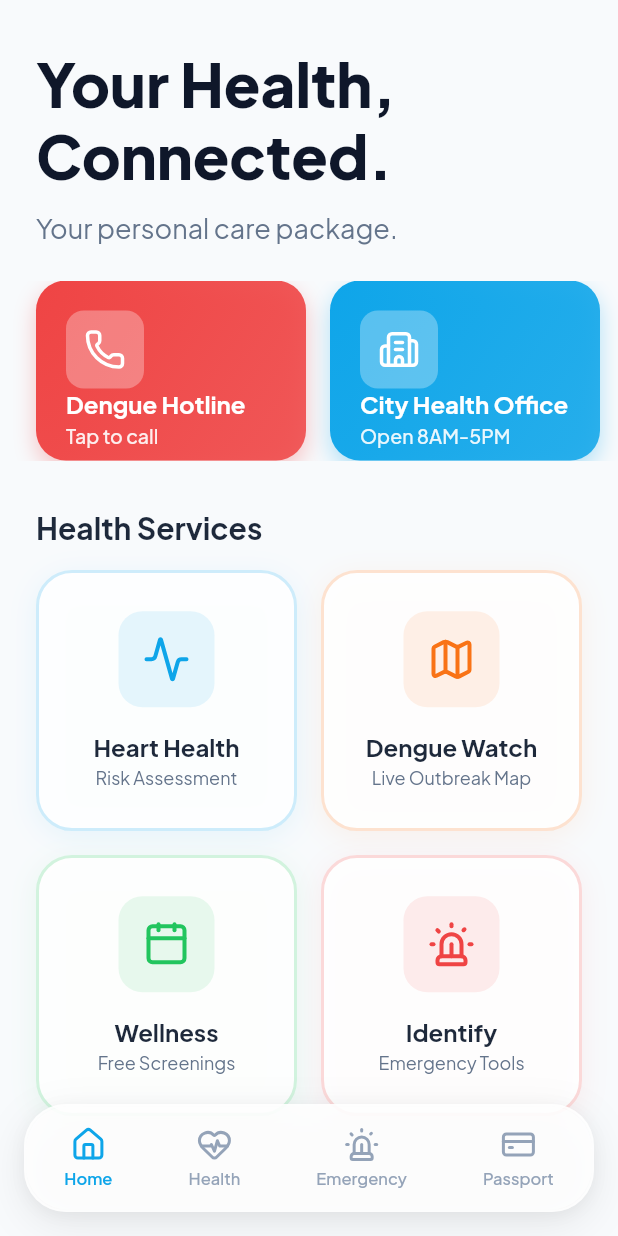
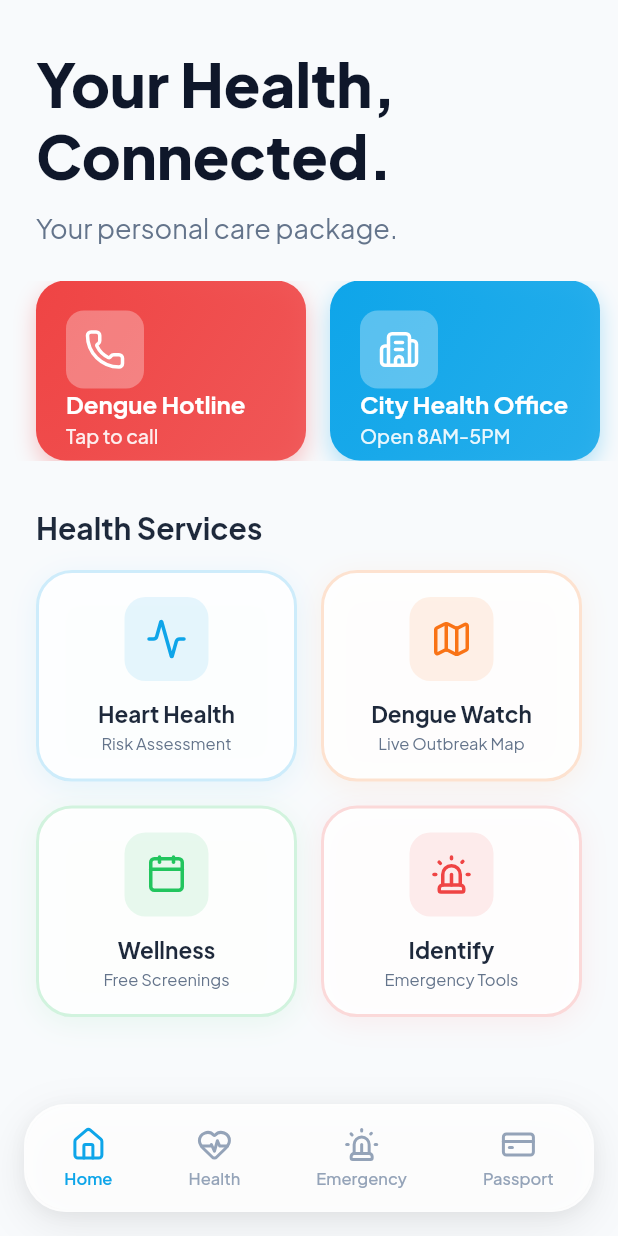
Before and after one commit to donsirr/myhealth_mobile, a Flutter app: the screen it shows after launch, on a phone screen of 412 x 824 dp. Run offline on Flutter 3.47's test engine with Material 3 defaults, Android fonts, the phone set to English and light mode, and no system bars; our stand-ins replace flutter_map, go_router, google_fonts, latlong2, lucide_icons, qr_flutter and 1 more.

Commit message:
Refactor home screen service grid layout
Replaces GridView with a manual 2x2 row-based layout for service cards on the home screen, improving control over spacing and appearance. Adds helper classes for service data and pairs, and updates card styling for better visual consistency. Also updates README links to correct GitHub username.

```diff
--- a/lib/screens/home_screen.dart
+++ b/lib/screens/home_screen.dart
@@ -96,47 +96,71 @@ class HomeScreen extends StatelessWidget {
                       ),
                     ),
                     const SizedBox(height: 16),
-                    GridView.count(
-                      shrinkWrap: true,
-                      physics: const NeverScrollableScrollPhysics(),
-                      crossAxisCount: 2,
-                      mainAxisSpacing: 16,
-                      crossAxisSpacing: 16,
-                      children: [
-                        _buildServiceCard(
-                          context,
+
+                    // Services Grid - Manual 2x2 layout
+                    ...[
+                      _ServicePair(
+                        service1: _ServiceData(
                           icon: LucideIcons.activity,
                           title: 'Heart Health',
                           subtitle: 'Risk Assessment',
                           color: const Color(0xFF0EA5E9),
                           route: '/cvd',
                         ),
-                        _buildServiceCard(
-                          context,
+                        service2: _ServiceData(
                           icon: LucideIcons.map,
                           title: 'Dengue Watch',
                           subtitle: 'Live Outbreak Map',
                           color: const Color(0xFFF97316),
                           route: '/dengue',
                         ),
-                        _buildServiceCard(
-                          context,
+                      ),
+                      _ServicePair(
+                        service1: _ServiceData(
                           icon: LucideIcons.calendar,
                           title: 'Wellness',
                           subtitle: 'Free Screenings',
                           color: const Color(0xFF22C55E),
                           route: '/screening',
                         ),
-                        _buildServiceCard(
-                          context,
+                        service2: _ServiceData(
                           icon: LucideIcons.siren,
                           title: 'Identify',
                           subtitle: 'Emergency Tools',
                           color: const Color(0xFFEF4444),
                           route: '/identify',
                         ),
-                      ],
-                    ),
+                      ),
+                    ].map((pair) {
+                      return Padding(
+                        padding: const EdgeInsets.only(bottom: 16),
+                        child: Row(
+                          children: [
+                            Expanded(
+                              child: _buildServiceCard(
+                                context,
+                                icon: pair.service1.icon,
+                                title: pair.service1.title,
+                                subtitle: pair.service1.subtitle,
+                                color: pair.service1.color,
+                                route: pair.service1.route,
+                              ),
+                            ),
+                            const SizedBox(width: 16),
+                            Expanded(
+                              child: _buildServiceCard(
+                                context,
+                                icon: pair.service2.icon,
+                                title: pair.service2.title,
+                                subtitle: pair.service2.subtitle,
+                                color: pair.service2.color,
+                                route: pair.service2.route,
+                              ),
+                            ),
+                          ],
+                        ),
+                      );
+                    }),
                   ],
                 ),
               ),
@@ -225,7 +249,7 @@ class HomeScreen extends StatelessWidget {
     return GestureDetector(
       onTap: () => context.go(route),
       child: Container(
-        padding: const EdgeInsets.all(20),
+        padding: const EdgeInsets.all(16),
         decoration: BoxDecoration(
           color: Colors.white.withValues(alpha: 0.9),
           borderRadius: BorderRadius.circular(24),
@@ -242,36 +266,41 @@ class HomeScreen extends StatelessWidget {
           ],
         ),
         child: Column(
+          mainAxisSize: MainAxisSize.min,
           mainAxisAlignment: MainAxisAlignment.center,
           children: [
             Container(
-              width: 64,
-              height: 64,
+              width: 56,
+              height: 56,
               decoration: BoxDecoration(
                 color: color.withValues(alpha: 0.1),
-                borderRadius: BorderRadius.circular(16),
+                borderRadius: BorderRadius.circular(14),
               ),
-              child: Icon(icon, color: color, size: 32),
+              child: Icon(icon, color: color, size: 28),
             ),
-            const SizedBox(height: 16),
+            const SizedBox(height: 12),
             Text(
               title,
               style: GoogleFonts.plusJakartaSans(
-                fontSize: 16,
+                fontSize: 15,
                 fontWeight: FontWeight.w700,
                 color: const Color(0xFF1E293B),
               ),
               textAlign: TextAlign.center,
+              maxLines: 1,
+              overflow: TextOverflow.ellipsis,
             ),
             const SizedBox(height: 4),
             Text(
               subtitle,
               style: GoogleFonts.plusJakartaSans(
-                fontSize: 12,
+                fontSize: 11,
                 fontWeight: FontWeight.w400,
                 color: const Color(0xFF64748B),
               ),
               textAlign: TextAlign.center,
+              maxLines: 1,
+              overflow: TextOverflow.ellipsis,
             ),
           ],
         ),
@@ -286,3 +315,27 @@ class HomeScreen extends StatelessWidget {
     }
   }
 }
+
+// Helper class for service pairs
+class _ServicePair {
+  final _ServiceData service1;
+  final _ServiceData service2;
+
+  _ServicePair({required this.service1, required this.service2});
+}
+
+class _ServiceData {
+  final IconData icon;
+  final String title;
+  final String subtitle;
+  final Color color;
+  final String route;
+
+  _ServiceData({
+    required this.icon,
+    required this.title,
+    required this.subtitle,
+    required this.color,
+    required this.route,
+  });
+}
```
Also changed, not shown: 1 other file.
